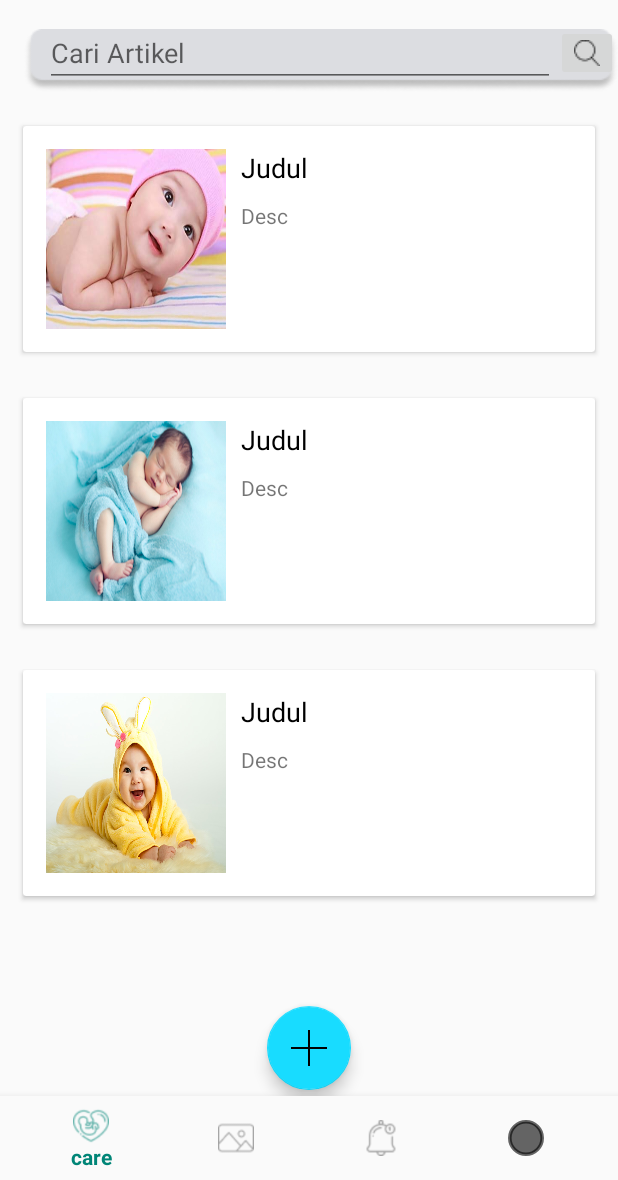
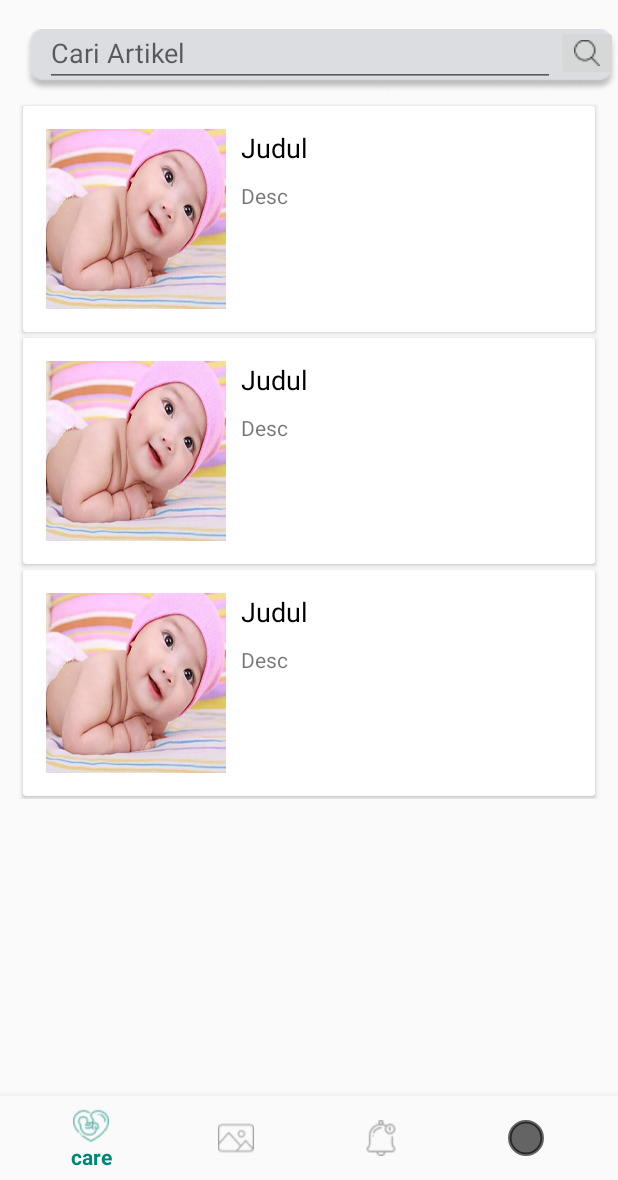
Before and after one commit to Herlangga666/ForMomsApp-master, an Android app: the screen it shows after launch (MainActivity), after a tap on an icon or button, on a phone screen of 412 x 824 dp, the part 56-1236 px from its top. Run offline under Robolectric (Android 15) with nearby library versions, the phone set to English and light mode, and no system bars.

Commit message:
komat kamit2

```diff
--- a/app/build.gradle
+++ b/app/build.gradle
@@ -1,4 +1,5 @@
 apply plugin: 'com.android.application'
+apply plugin: 'com.google.gms.google-services'
 
 android {
     compileSdkVersion 29
@@ -25,7 +26,10 @@ dependencies {
     implementation 'com.google.android.material:material:1.0.0'
     implementation 'androidx.constraintlayout:constraintlayout:1.1.3'
     implementation 'com.android.support:design:29.0.2'
+    implementation 'com.android.support:recyclerview-v7:29.0.2'
+    implementation 'com.google.firebase:firebase-database:16.0.4'
     testImplementation 'junit:junit:4.12'
     androidTestImplementation 'androidx.test:runner:1.2.0'
     androidTestImplementation 'androidx.test.espresso:espresso-core:3.2.0'
+
 }
--- a/app/src/main/java/com/example/formoms/MainActivity.java
+++ b/app/src/main/java/com/example/formoms/MainActivity.java
@@ -17,7 +17,6 @@ import com.google.android.material.bottomnavigation.BottomNavigationView;
 import com.google.android.material.floatingactionbutton.FloatingActionButton;
 
 public class MainActivity extends AppCompatActivity implements BottomNavigationView.OnNavigationItemSelectedListener{
-private FloatingActionButton fab;
 
     @Override
     protected void onCreate(Bundle savedInstanceState) {
@@ -25,16 +24,6 @@ private FloatingActionButton fab;
         setContentView(R.layout.activity_main);
         BottomNavigationView navView = findViewById(R.id.navigation);
         navView.setOnNavigationItemSelectedListener(this);
-        fab = (FloatingActionButton) findViewById(R.id.btn_float);
-        fab.setOnClickListener(new View.OnClickListener() {
-            @Override
-            public void onClick(View view) {
-                Intent intent = new Intent();
-                intent.setAction(android.content.Intent.ACTION_VIEW);
-                intent.setType("image/*");
-                startActivity(intent);
-            }
-        });
     }
 
     @Override
--- a/app/src/main/res/layout/activity_home_fragment.xml
+++ b/app/src/main/res/layout/activity_home_fragment.xml
@@ -76,12 +76,20 @@
 
     </FrameLayout>
 
+    <ScrollView
+        android:layout_width="wrap_content"
+        android:layout_height="match_parent"
+        android:layout_below="@id/search">
+        <LinearLayout
+            android:layout_width="match_parent"
+            android:layout_height="match_parent"
+            android:orientation="vertical">
             <androidx.cardview.widget.CardView
-        android:id="@+id/card1"
+                android:id="@+id/cvSampo"
                 android:layout_width="match_parent"
                 android:layout_height="wrap_content"
-        android:layout_margin="15dp"
-        android:layout_below="@+id/search"
+                android:layout_marginHorizontal="15dp"
+                android:layout_marginVertical="2dp"
                 android:background="@drawable/card_view">
                 <RelativeLayout
                     android:layout_width="match_parent"
@@ -89,97 +97,99 @@
                     android:layout_margin="15dp">
                     <ImageView
                         android:layout_marginRight="10dp"
-                android:id="@+id/orok"
+                        android:id="@+id/imagePost1"
                         android:layout_width="120dp"
                         android:layout_height="120dp"
                         android:background="@drawable/bebi4"/>
                     <TextView
-                android:id="@+id/judul"
+                        android:id="@+id/labelJudul1"
                         android:layout_width="wrap_content"
                         android:layout_height="wrap_content"
                         android:text="Judul"
-                android:layout_toRightOf="@id/orok"
+                        android:layout_toRightOf="@id/imagePost1"
                         android:textColor="@android:color/black"
                         android:textAppearance="?android:textAppearanceMedium"/>
                     <TextView
+                        android:id="@+id/labelDescq"
                         android:layout_marginTop="10dp"
                         android:layout_width="match_parent"
                         android:layout_height="wrap_content"
                         android:text="Desc"
-                android:layout_toRightOf="@id/orok"
-                android:layout_below="@id/judul"/>
+                        android:layout_toRightOf="@id/imagePost1"
+                        android:layout_below="@id/labelJudul1"/>
                 </RelativeLayout>
             </androidx.cardview.widget.CardView>
-
             <androidx.cardview.widget.CardView
-        android:id="@+id/card2"
+                android:id="@+id/cvBedak"
                 android:layout_width="match_parent"
                 android:layout_height="wrap_content"
-        android:layout_margin="15dp"
-        android:layout_below="@+id/card1"
+                android:layout_marginHorizontal="15dp"
+                android:layout_marginVertical="2dp"
                 android:background="@drawable/card_view">
                 <RelativeLayout
                     android:layout_width="match_parent"
                     android:layout_height="match_parent"
-            android:layout_margin="15dp"
-            >
+                    android:layout_margin="15dp">
                     <ImageView
                         android:layout_marginRight="10dp"
-                android:id="@+id/orok2"
+                        android:id="@+id/imagePost2"
                         android:layout_width="120dp"
                         android:layout_height="120dp"
-                android:background="@drawable/bebi1"/>
+                        android:background="@drawable/bebi4"/>
                     <TextView
-                android:id="@+id/judul1"
+                        android:id="@+id/labelJudul2"
                         android:layout_width="wrap_content"
                         android:layout_height="wrap_content"
                         android:text="Judul"
-                android:layout_toRightOf="@id/orok2"
+                        android:layout_toRightOf="@id/imagePost2"
                         android:textColor="@android:color/black"
                         android:textAppearance="?android:textAppearanceMedium"/>
                     <TextView
+                        android:id="@+id/labelDesc2"
                         android:layout_marginTop="10dp"
                         android:layout_width="match_parent"
                         android:layout_height="wrap_content"
                         android:text="Desc"
-                android:layout_toRightOf="@id/orok2"
-                android:layout_below="@id/judul1"/>
+                        android:layout_toRightOf="@id/imagePost2"
+                        android:layout_below="@id/labelJudul2"/>
                 </RelativeLayout>
             </androidx.cardview.widget.CardView>
-
             <androidx.cardview.widget.CardView
+                android:id="@+id/cvPopok"
                 android:layout_width="match_parent"
                 android:layout_height="wrap_content"
-        android:layout_margin="15dp"
-        android:layout_below="@+id/card2"
+                android:layout_marginHorizontal="15dp"
+                android:layout_marginVertical="2dp"
                 android:background="@drawable/card_view">
                 <RelativeLayout
                     android:layout_width="match_parent"
                     android:layout_height="match_parent"
-            android:layout_margin="15dp"
-            >
+                    android:layout_margin="15dp">
                     <ImageView
                         android:layout_marginRight="10dp"
-                android:id="@+id/orok3"
+                        android:id="@+id/imagePost3"
                         android:layout_width="120dp"
                         android:layout_height="120dp"
-                android:background="@drawable/bebi3"/>
+                        android:background="@drawable/bebi4"/>
                     <TextView
-                android:id="@+id/judul2"
+                        android:id="@+id/labelJudul3"
                         android:layout_width="wrap_content"
                         android:layout_height="wrap_content"
                         android:text="Judul"
-                android:layout_toRightOf="@id/orok3"
+                        android:layout_toRightOf="@id/imagePost3"
                         android:textColor="@android:color/black"
                         android:textAppearance="?android:textAppearanceMedium"/>
                     <TextView
+                        android:id="@+id/labelDesc3"
                         android:layout_marginTop="10dp"
                         android:layout_width="match_parent"
                         android:layout_height="wrap_content"
                         android:text="Desc"
-                android:layout_toRightOf="@id/orok3"
-                android:layout_below="@id/judul2"/>
+                        android:layout_toRightOf="@id/imagePost3"
+                        android:layout_below="@id/labelJudul3"/>
                 </RelativeLayout>
             </androidx.cardview.widget.CardView>
+        </LinearLayout>
+    </ScrollView>
 
 </RelativeLayout>
--- a/app/src/main/res/layout/activity_main.xml
+++ b/app/src/main/res/layout/activity_main.xml
@@ -1,5 +1,5 @@
 <?xml version="1.0" encoding="utf-8"?>
-<androidx.constraintlayout.widget.ConstraintLayout xmlns:android="http://schemas.android.com/apk/res/android"
+<RelativeLayout xmlns:android="http://schemas.android.com/apk/res/android"
     xmlns:app="http://schemas.android.com/apk/res-auto"
     xmlns:tools="http://schemas.android.com/tools"
     android:id="@+id/container"
@@ -11,31 +11,18 @@
         android:id="@+id/fragment_container"
         android:layout_width="match_parent"
         android:layout_height="match_parent"
-        app:layout_constraintLeft_toLeftOf="parent"
-        app:layout_constraintTop_toTopOf="parent">
+        android:layout_above="@id/navigation">
 
     </FrameLayout>
 
-    <com.google.android.material.floatingactionbutton.FloatingActionButton
-        android:id="@+id/btn_float"
-        android:layout_width="wrap_content"
-        android:layout_height="wrap_content"
-        android:layout_marginBottom="60dp"
-        app:layout_constraintBottom_toBottomOf="parent"
-        app:layout_constraintLeft_toLeftOf="parent"
-        app:layout_constraintRight_toRightOf="parent"
-        android:src="@drawable/plus"
-        />
     <com.google.android.material.bottomnavigation.BottomNavigationView
         android:id="@+id/navigation"
-        android:layout_width="0dp"
+        android:layout_width="match_parent"
         android:layout_height="wrap_content"
         android:layout_marginStart="0dp"
         android:layout_marginEnd="0dp"
         android:background="?android:attr/windowBackground"
-        app:layout_constraintBottom_toBottomOf="parent"
-        app:layout_constraintRight_toRightOf="parent"
-        app:layout_constraintLeft_toLeftOf="parent"
-        app:menu="@menu/bottom_nav_menu"
-        />
-</androidx.constraintlayout.widget.ConstraintLayout>
+        android:layout_alignParentBottom="true"
+        app:menu="@menu/bottom_nav_menu" />
+
+</RelativeLayout>
--- a/build.gradle
+++ b/build.gradle
@@ -8,6 +8,7 @@ buildscript {
     }
     dependencies {
         classpath 'com.android.tools.build:gradle:3.5.0'
+        classpath 'com.google.gms:google-services:4.2.0'
 
         // NOTE: Do not place your application dependencies here; they belong
         // in the individual module build.gradle files
```
Also changed, not shown: app/src/main/java/com/example/formoms/Care/HomeFragment.java (+53 -0 lines), app/src/main/java/com/example/formoms/Care/RecycleViewAdapter.java (+13 -2 lines), app/src/main/java/com/example/formoms/Memories/MemoriesFragment.java (+12 -0 lines), app/src/main/res/layout/layout_memories.xml (+8 -1 lines), app/src/main/res/values/strings.xml (+12 -0 lines). Lines whose indentation alone changed are shown as unchanged.
